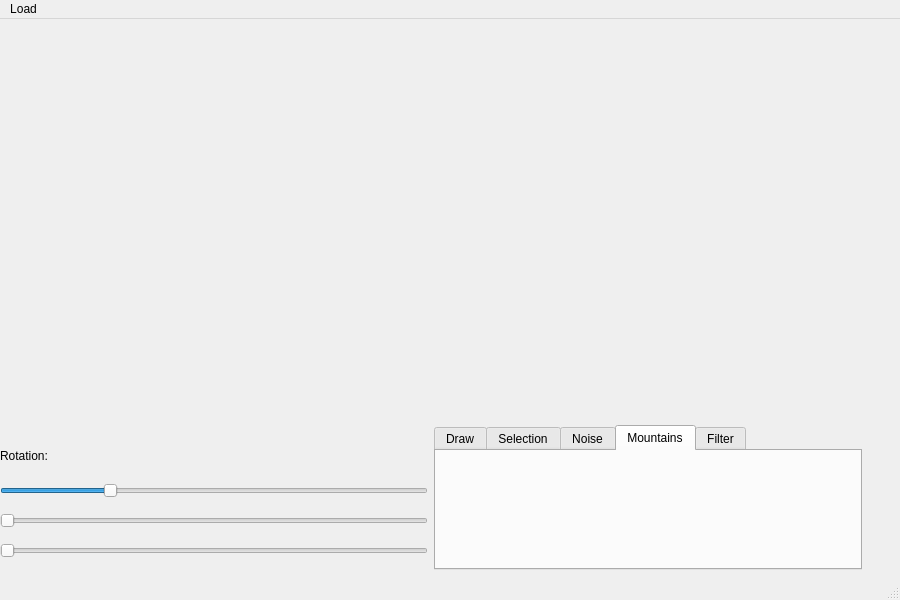
Old version of the form mainwindow.ui in the repository Ranger1986/TerraForm.
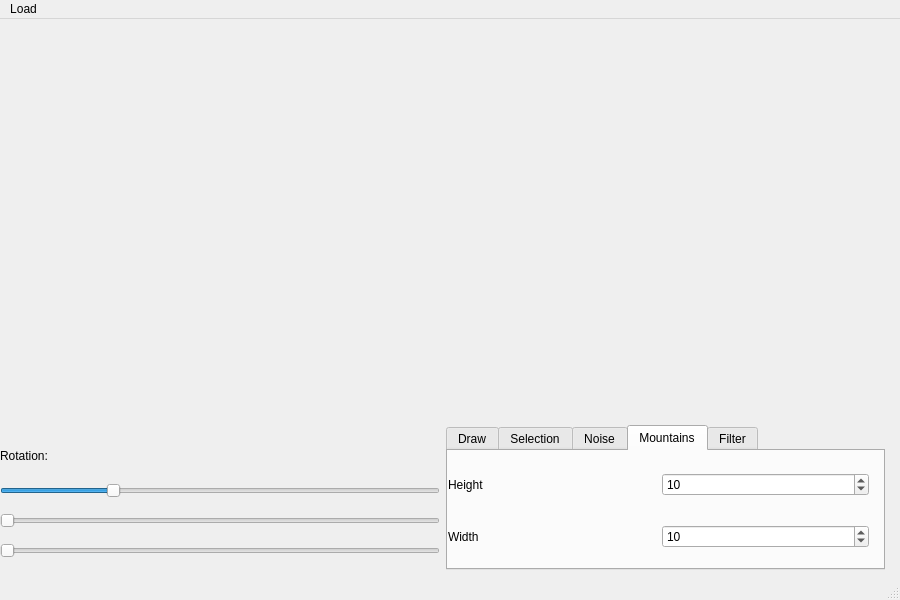
New version of the form. The open tabs and pages were chosen to show the change. Custom widgets are drawn as their Qt base class.

The edit to the form file:
```diff
--- a/mainwindow.ui
+++ b/mainwindow.ui
@@ -19,7 +19,7 @@
      <rect>
       <x>0</x>
       <y>0</y>
-      <width>862</width>
+      <width>885</width>
       <height>551</height>
      </rect>
     </property>
@@ -229,6 +229,49 @@
           <attribute name="title">
            <string>Mountains</string>
           </attribute>
+          <widget class="QWidget" name="gridLayoutWidget_3">
+           <property name="geometry">
+            <rect>
+             <x>0</x>
+             <y>-1</y>
+             <width>421</width>
+             <height>121</height>
+            </rect>
+           </property>
+           <layout class="QGridLayout" name="gridLayout_3">
+            <item row="1" column="0">
+             <widget class="QLabel" name="label_7">
+              <property name="text">
+               <string>Width</string>
+              </property>
+             </widget>
+            </item>
+            <item row="0" column="0">
+             <widget class="QLabel" name="label_6">
+              <property name="text">
+               <string>Height</string>
+              </property>
+             </widget>
+            </item>
+            <item row="0" column="1">
+             <widget class="QSpinBox" name="mountainHeight">
+              <property name="maximum">
+               <number>99</number>
+              </property>
+              <property name="value">
+               <number>10</number>
+              </property>
+             </widget>
+            </item>
+            <item row="1" column="1">
+             <widget class="QSpinBox" name="MountainWidth">
+              <property name="value">
+               <number>10</number>
+              </property>
+             </widget>
+            </item>
+           </layout>
+          </widget>
          </widget>
          <widget class="QWidget" name="Filter">
           <attribute name="title">
```
Left out of the diff: 2 changed lines with no effect on the pictures.
